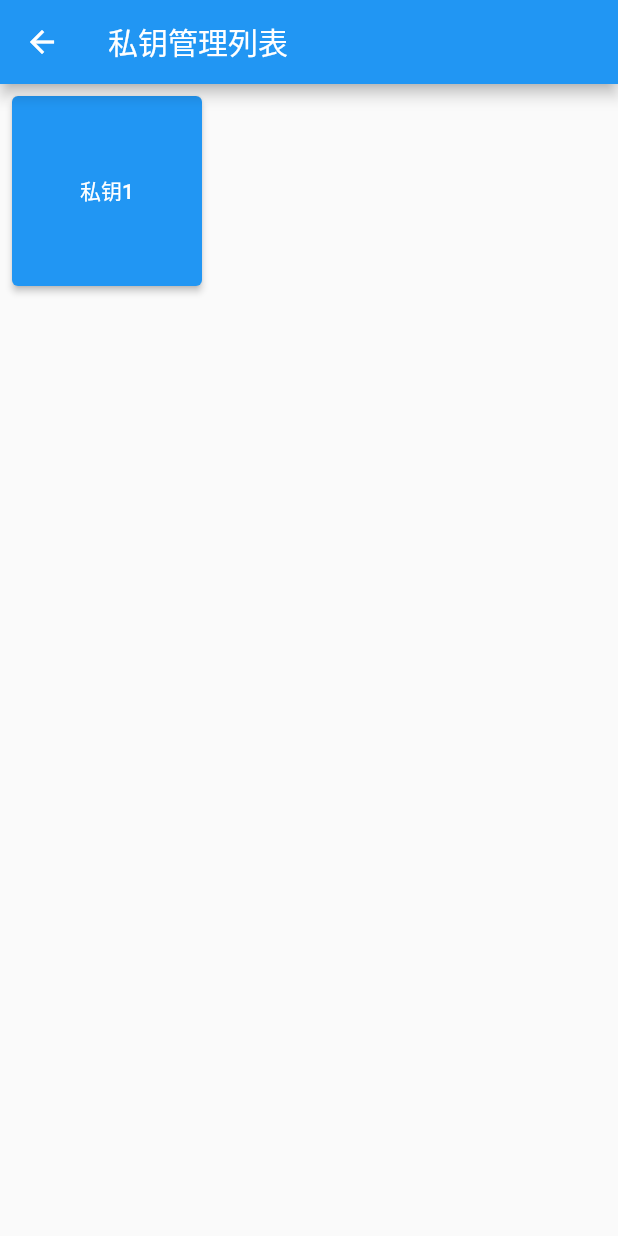
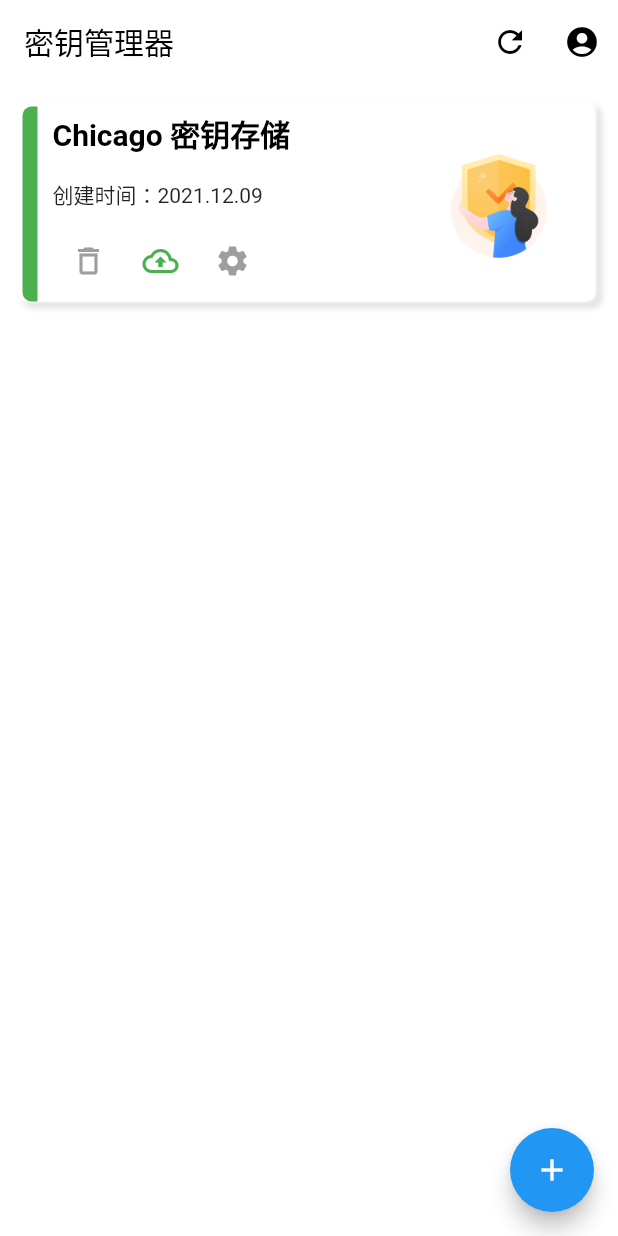
Before and after one commit to Notopponent/flutterZeroToOne, a Flutter app: the MyPKMPage screen opened by its route, on a phone screen of 412 x 824 dp. Run offline on Flutter 3.47's test engine with Material 2 defaults, Android fonts, the light colour scheme and no system bars; our stand-ins replace get; missing offline and left inert: qr_code_scanner.

Commit message:
新增密钥管理页面

```diff
--- a/zeroapp/lib/app/modules/pkmApp/pkm_view.dart
+++ b/zeroapp/lib/app/modules/pkmApp/pkm_view.dart
@@ -11,31 +11,189 @@ class MyPKMPage extends StatefulWidget {
 }
 
 class _MyPKMPageState extends State<MyPKMPage> {
+  int number = 2;
+  List<dynamic> pkList = [
+    {
+      'key': 1,
+      'name': 'Chicago 密钥存储',
+      'createTime': '2021.12.09',
+      'status': 'success',
+    }
+  ];
+
+  //创建
+  void createPk() {
+    pkList.add({
+      'key': number,
+      'name': '密钥' + number.toString(),
+      'createTime': '2021.12.09',
+      'status': 'init',
+    });
+    setState(() {
+      pkList;
+      number++;
+    });
+  }
+
+  //删除
+  void delete(index) {
+    pkList.removeAt(index);
+    setState(() { pkList;});
+  }
+
+  //扫码
+  void scanPk(BuildContext context, int index) {
+    Navigator.of(context).push(MaterialPageRoute(builder: (context) {
+      return const QRViewExample();
+    })).then((value) {
+      print(value); //拿到扫描结果
+    });
+  }
+
+  //密钥分片存储
+  void cloldMPC(index) {
+    setState(() {
+      pkList[index]['status'] = 'success';
+    });
+  }
 
   @override
   Widget build(BuildContext context) {
     return Scaffold(
+      backgroundColor: Colors.white,
       appBar: AppBar(
-        title: Text(widget.title),
+        elevation: 0,
+        backgroundColor: Colors.white,
+        title: Text(widget.title,
+          style: const TextStyle(
+            color: Colors.black
+          ),
+        ),
+        actions: [
+          IconButton(
+            onPressed: (){},
+            tooltip: "添加",
+            icon: const Icon(Icons.refresh, color: Colors.black),
+          ),
+          IconButton(
+            onPressed: (){},
+            tooltip: "用户",
+            icon: const Icon(Icons.account_circle_sharp, color: Colors.black),
+          )
+        ],
+        automaticallyImplyLeading: false,
       ),
-      body: GridView.count(
-        crossAxisCount: 3,
-        mainAxisSpacing: 8,
-        crossAxisSpacing: 8,
-        padding: const EdgeInsets.all(8),
-        children: [
-          ElevatedButton(
-            onPressed: () {
-              Navigator.of(context).push(MaterialPageRoute(builder: (context) {
-                return QRViewExample();
-              })).then((value) {
-                print(value); //拿到扫描结果
-              });
-            },
-            child: const Text('私钥1'),
-          ),
-        ],
-      )
+      body: ListView.builder(
+        itemCount: pkList.length,
+        padding: const EdgeInsets.symmetric(vertical: 15),
+        itemBuilder: (BuildContext context, int index) {
+          return Container(
+            height: 130,
+            margin: const EdgeInsets.only(bottom: 15, left: 15, right: 15),
+            padding: const EdgeInsets.only(right: 15),
+            decoration: const BoxDecoration(
+              color: Colors.white,
+              borderRadius: BorderRadius.all(Radius.circular(6)),
+              boxShadow:[
+                BoxShadow(
+                  color: Colors.black12,
+                  offset: Offset(2.0, 2.0),  // 阴影xy轴的偏移量
+                  blurRadius: 3.0,           // 阴影的模糊程度
+                  spreadRadius: 2.0          // 阴影的扩散程度（需要和偏移量相同）
+                ),
+                BoxShadow(
+                  color: Colors.white,
+                  offset: Offset(-2.0, -2.0),
+                  blurRadius: 2.0,
+                  spreadRadius: 2.0
+                )
+              ]
+            ),
+            child: Row(
+              mainAxisAlignment: MainAxisAlignment.spaceBetween,
+              children: [
+                Container(
+                  width: 10,
+                  margin: const EdgeInsets.only(right: 10),
+                  decoration: BoxDecoration(
+                    color: pkList[index]['status'] == 'success' ? Colors.green : Colors.blue,
+                    borderRadius: const BorderRadius.only(
+                      topLeft: Radius.circular(6),
+                      bottomLeft: Radius.circular(6)
+                    ),
+                  ),
+                ),
+                Expanded(
+                  child: Column(
+                    mainAxisAlignment: MainAxisAlignment.center,
+                    crossAxisAlignment: CrossAxisAlignment.start,
+                    children: <Widget>[
+                    Text(pkList[index]['name'],
+                      style: const TextStyle(
+                        color: Colors.black,
+                        fontSize: 20,
+                        fontWeight: FontWeight.bold
+                      ),
+                    ),
+                    Padding(
+                      padding: const EdgeInsets.only(top: 15, bottom: 10),
+                      child: Text("创建时间：${pkList[index]['createTime']}"),
+                    ),
+                    Row(
+                      mainAxisAlignment: MainAxisAlignment.start,
+                      children: <Widget>[
+                        Visibility(
+                          visible: pkList[index]['status'] != 'success',
+                          child: IconButton(
+                            onPressed: (){scanPk(context, index);},
+                            tooltip: "绑定",
+                            icon: const Icon(Icons.qr_code_scanner_sharp, color: Colors.grey),
+                          ),
+                        ),
+                        IconButton(
+                          onPressed: () {delete(index);},
+                          tooltip: "删除",
+                          icon: const Icon(Icons.delete_outline, color: Colors.grey),
+                        ),
+                        IconButton(
+                          onPressed: (){cloldMPC(index);},
+                          tooltip: "分片存储",
+                          icon: Icon(
+                            Icons.cloud_upload_outlined,
+                            color: pkList[index]['status'] == 'success' ? Colors.green : Colors.grey
+                          ),
+                        ),
+                        IconButton(
+                          onPressed: (){},
+                          tooltip: "设置",
+                          icon: const Icon(Icons.settings, color: Colors.grey),
+                        ),
+                      ]
+                    ),
+                  ],
+                  )
+                ),
+                Align(
+                  widthFactor: 1,
+                  heightFactor: 1,
+                  alignment: Alignment.center,
+                  child: Image.asset(
+                    "assets/images/bg1.png",
+                    width: 100,
+                    height: 100,
+                  ),
+                ),
+              ],
+            ),
+          );
+        },
+      ),
+      floatingActionButton: FloatingActionButton(
+        onPressed: createPk,
+        tooltip: '创建',
+        child: const Icon(Icons.add),
+      ),
+      floatingActionButtonLocation: FloatingActionButtonLocation.endFloat,
     );
   }
 }
--- a/zeroapp/lib/main.dart
+++ b/zeroapp/lib/main.dart
@@ -32,7 +32,7 @@ class MyApp extends StatelessWidget {
       ),
       routes: {
         "/home": (_) => const MyHomePage(title: 'Home Pages'),
-        "/pkm": (_) => const MyPKMPage(title: '私钥管理列表'),
+        "/pkm": (_) => const MyPKMPage(title: '密钥管理器'),
         "/widget": (_) => const MyWidgetPage(title: 'Widget Pages'),
         "/widget/scaffold": (_) => const MyScaffoldPage(title: 'Scaffold Pages'),
         "/widget/bar": (_) => const MyBarPage(title: 'Bar Pages'),
@@ -42,6 +42,7 @@ class MyApp extends StatelessWidget {
         "/widget/layout": (_) => const MyLayoutPage(title: 'Layout Pages'),
       },
       initialRoute: "/home",
+      debugShowCheckedModeBanner: false,
     );
   }
 }
--- a/zeroapp/pubspec.yaml
+++ b/zeroapp/pubspec.yaml
@@ -65,6 +65,9 @@ flutter:
   #   - images/a_dot_burr.jpeg
   #   - images/a_dot_ham.jpeg
 
+  assets:
+    - assets/images/
+
   # An image asset can refer to one or more resolution-specific "variants", see
   # https://flutter.dev/assets-and-images/#resolution-aware.
 
```
Also changed, not shown: zeroapp/assets/images/bg1.png (added), 1 other file.
